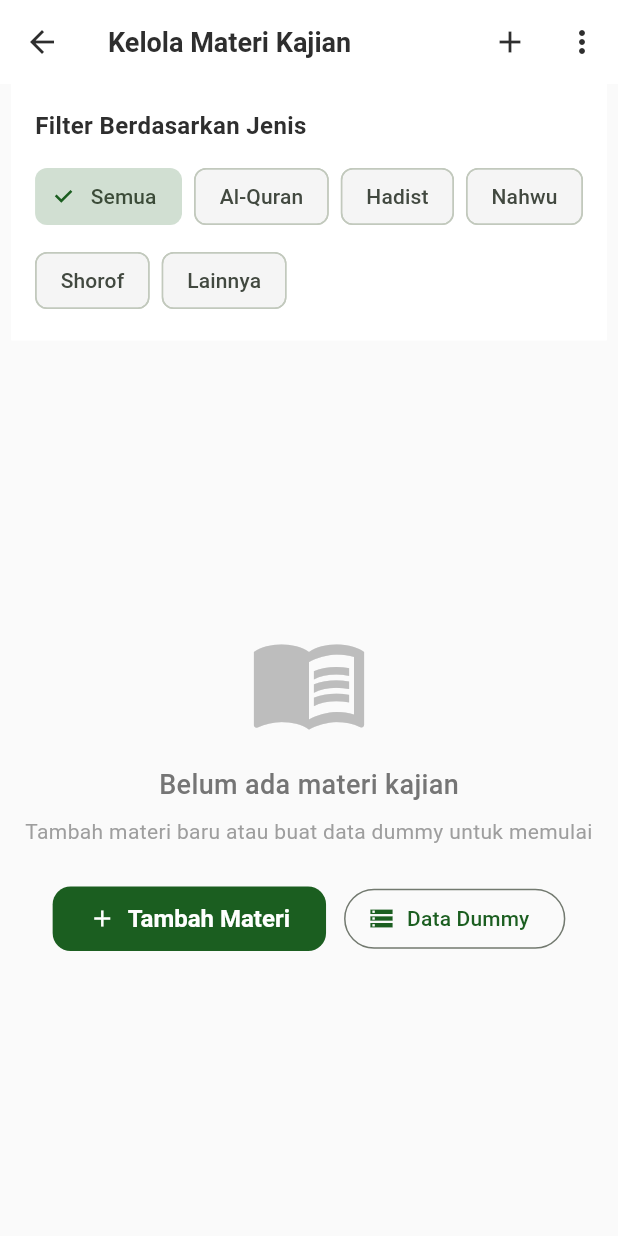
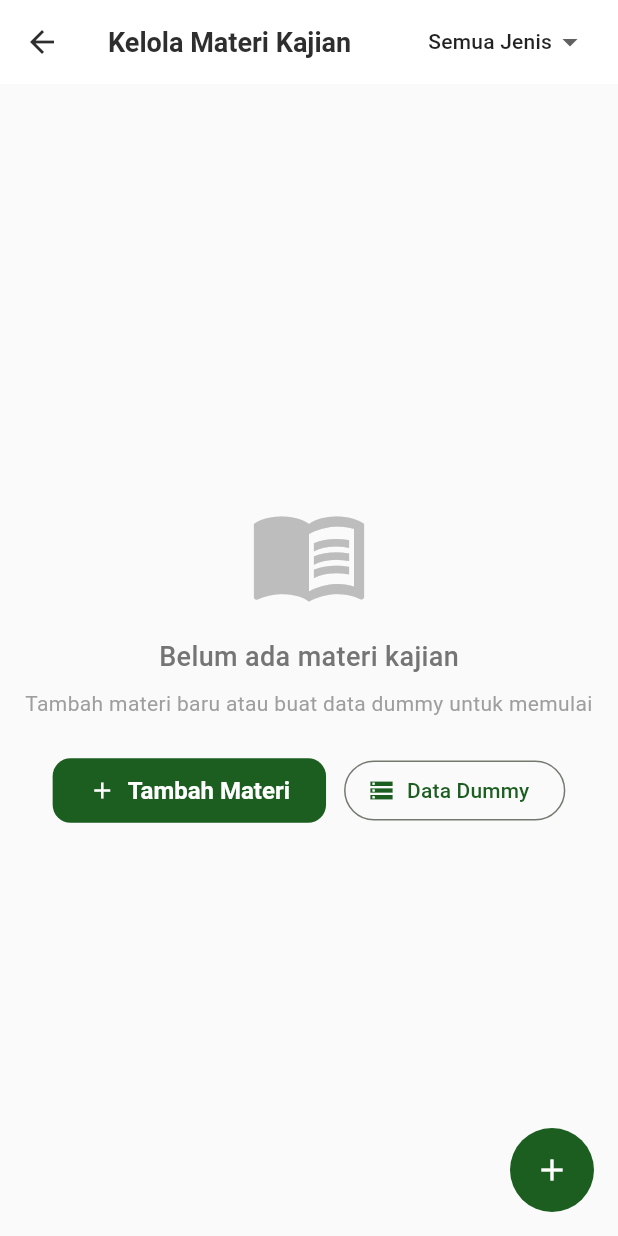
Before and after one commit to padukadafa/sisantri, a Flutter app: the MateriManagementPage screen opened directly, on a phone screen of 412 x 824 dp. Run offline on Flutter 3.47's test engine with Material 3 defaults, Android fonts, the phone set to English and light mode, and no system bars; our stand-ins replace cloud_firestore, equatable, firebase_auth, firebase_core, firebase_messaging, flutter_easyloading and 6 more; missing offline and left inert: excel, nfc_manager; accounts and stored records are empty; Roboto replaces fonts that are missing (Poppins).

Commit message:
feat: Implement MateriFilterDropdown for filtering materi types

```diff
--- a/lib/features/admin/materi_management/presentation/pages/materi_management_page.dart
+++ b/lib/features/admin/materi_management/presentation/pages/materi_management_page.dart
@@ -1,9 +1,9 @@
 import 'package:flutter/material.dart';
 import 'package:flutter_riverpod/flutter_riverpod.dart';
-import 'package:sisantri/core/theme/app_theme.dart';
 import 'package:sisantri/shared/models/materi_model.dart';
 import 'package:sisantri/shared/providers/materi_provider.dart';
 import 'package:sisantri/shared/services/materi_service.dart';
+import '../widgets/materi_filter_dropdown.dart';
 
 class MateriManagementPage extends ConsumerStatefulWidget {
   const MateriManagementPage({super.key});
@@ -14,93 +14,20 @@ class MateriManagementPage extends ConsumerStatefulWidget {
 }
 
 class _MateriManagementPageState extends ConsumerState<MateriManagementPage> {
-  JenisMateri? _selectedFilter;
-
   @override
   Widget build(BuildContext context) {
     return Scaffold(
       backgroundColor: Colors.grey[50],
+      floatingActionButton: FloatingActionButton(
+        onPressed: _showAddMateriDialog,
+        child: Icon(Icons.add),
+      ),
       appBar: AppBar(
         title: const Text('Kelola Materi Kajian'),
         elevation: 0,
-        actions: [
-          IconButton(
-            onPressed: () => _showAddMateriDialog(),
-            icon: const Icon(Icons.add),
-            tooltip: 'Tambah Materi',
-          ),
-          PopupMenuButton<String>(
-            onSelected: (value) {
-              if (value == 'dummy') {
-                _createDummyData();
-              }
-            },
-            itemBuilder: (context) => [
-              const PopupMenuItem(
-                value: 'dummy',
-                child: Row(
-                  children: [
-                    Icon(Icons.storage, size: 20),
-                    SizedBox(width: 8),
-                    Text('Buat Data Dummy'),
-                  ],
-                ),
-              ),
-            ],
-          ),
-        ],
+        actions: const [MateriFilterDropdown(), SizedBox(width: 8)],
       ),
-      body: Column(
-        children: [
-          _buildFilterSection(),
-          Expanded(child: _buildMateriList()),
-        ],
-      ),
-    );
-  }
-
-  Widget _buildFilterSection() {
-    return Container(
-      padding: const EdgeInsets.all(16),
-      color: Colors.white,
-      child: Column(
-        crossAxisAlignment: CrossAxisAlignment.start,
-        children: [
-          const Text(
-            'Filter Berdasarkan Jenis',
-            style: TextStyle(fontWeight: FontWeight.bold, fontSize: 16),
-          ),
-          const SizedBox(height: 12),
-          Wrap(
-            spacing: 8,
-            runSpacing: 8,
-            children: [
-              _buildFilterChip('Semua', null),
-              ...JenisMateri.values.map(
-                (jenis) => _buildFilterChip(_getJenisDisplayName(jenis), jenis),
-              ),
-            ],
-          ),
-        ],
-      ),
-    );
-  }
-
-  Widget _buildFilterChip(String label, JenisMateri? jenis) {
-    final isSelected = _selectedFilter == jenis;
-
-    return FilterChip(
-      label: Text(label),
-      selected: isSelected,
-      onSelected: (selected) {
-        setState(() {
-          _selectedFilter = selected ? jenis : null;
-        });
-        ref.read(materiFilterProvider.notifier).state = jenis;
-      },
-      backgroundColor: Colors.grey[100],
-      selectedColor: AppTheme.primaryColor.withOpacity(0.2),
-      checkmarkColor: AppTheme.primaryColor,
+      body: _buildMateriList(),
     );
   }
 
--- /dev/null
+++ b/lib/features/admin/materi_management/presentation/widgets/materi_filter_dropdown.dart
@@ -0,0 +1,53 @@
+import 'package:flutter/material.dart';
+import 'package:flutter_riverpod/flutter_riverpod.dart';
+import 'package:sisantri/shared/models/materi_model.dart';
+import 'package:sisantri/shared/providers/materi_provider.dart';
+
+/// Widget dropdown untuk filter materi kajian
+class MateriFilterDropdown extends ConsumerWidget {
+  const MateriFilterDropdown({super.key});
+
+  @override
+  Widget build(BuildContext context, WidgetRef ref) {
+    final currentFilter = ref.watch(materiFilterProvider);
+
+    return Container(
+      padding: const EdgeInsets.symmetric(horizontal: 12),
+      decoration: BoxDecoration(
+        color: Colors.white.withOpacity(0.2),
+        borderRadius: BorderRadius.circular(8),
+      ),
+      child: DropdownButtonHideUnderline(
+        child: DropdownButton<JenisMateri?>(
+          value: currentFilter,
+          icon: const Icon(Icons.arrow_drop_down),
+          dropdownColor: Colors.white,
+          onChanged: (JenisMateri? newValue) {
+            ref.read(materiFilterProvider.notifier).state = newValue;
+          },
+          items: [
+            _buildDropdownItem(null, 'Semua Jenis'),
+            _buildDropdownItem(JenisMateri.quran, 'Al-Quran'),
+            _buildDropdownItem(JenisMateri.hadist, 'Hadist'),
+            _buildDropdownItem(JenisMateri.nahwu, 'Nahwu'),
+            _buildDropdownItem(JenisMateri.shorof, 'Shorof'),
+            _buildDropdownItem(JenisMateri.lainnya, 'Lainnya'),
+          ],
+        ),
+      ),
+    );
+  }
+
+  DropdownMenuItem<JenisMateri?> _buildDropdownItem(
+    JenisMateri? value,
+    String label,
+  ) {
+    return DropdownMenuItem<JenisMateri?>(
+      value: value,
+      child: Text(
+        label,
+        style: const TextStyle(color: Colors.black87, fontSize: 14),
+      ),
+    );
+  }
+}
```
